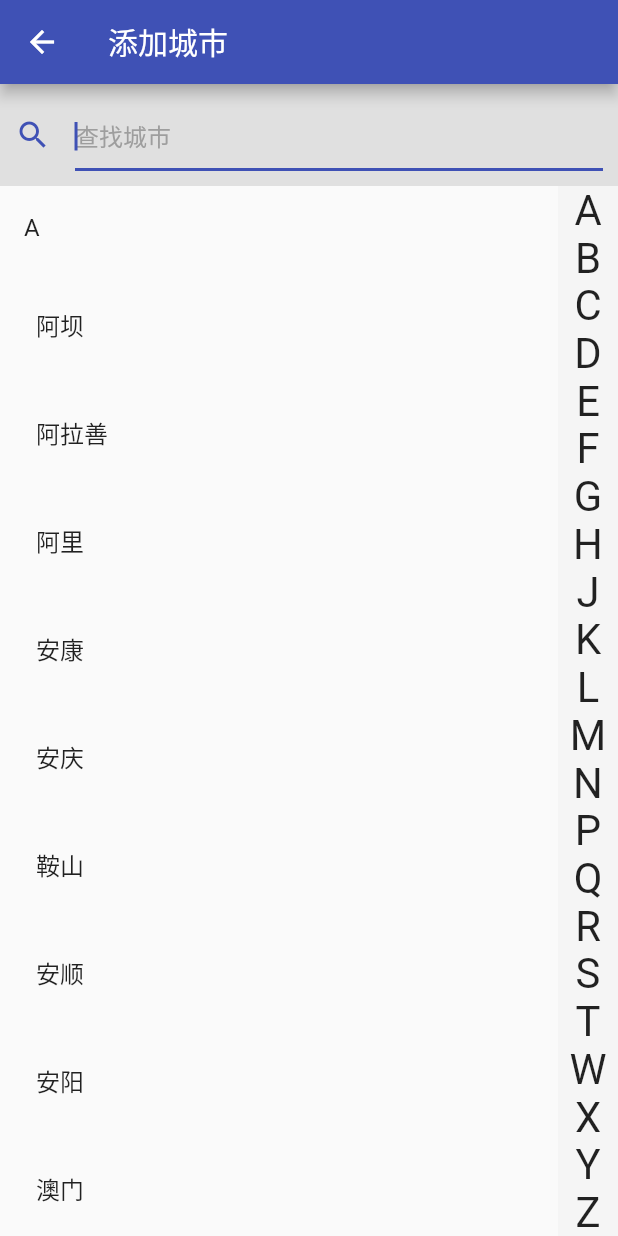
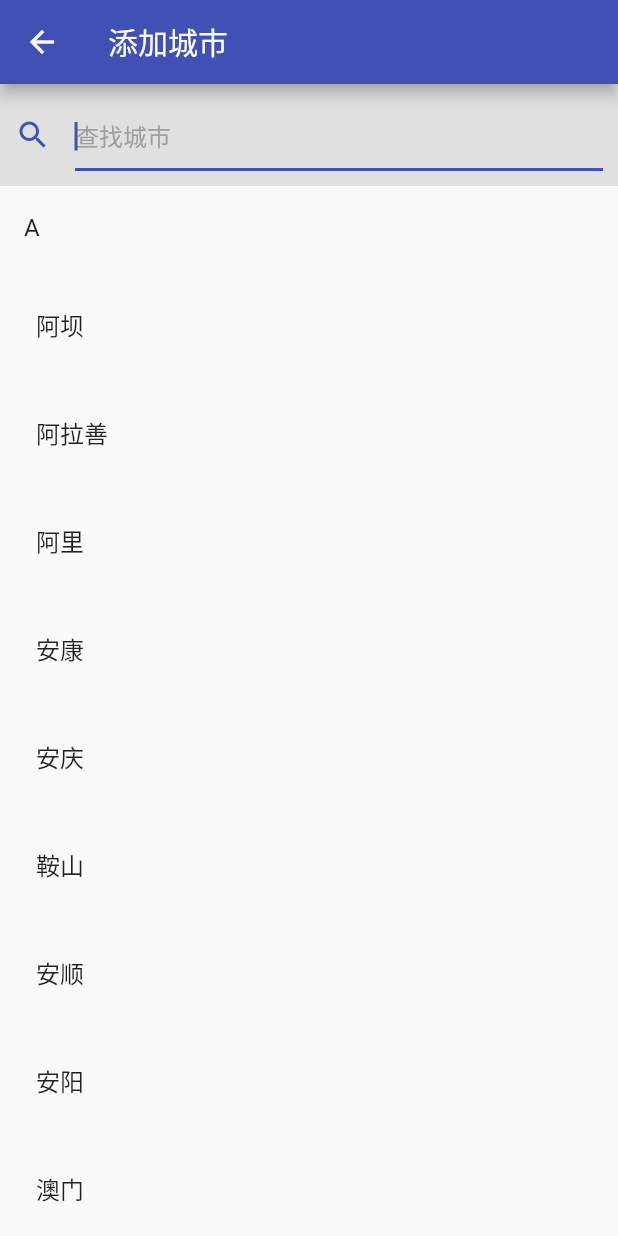
Before and after one commit to icefee/simple_weather, a Flutter app: the CityList screen opened directly, on a phone screen of 412 x 824 dp. Run offline on Flutter 3.47's test engine with Material 2 defaults, Android fonts, the phone set to English and light mode, and no system bars; our stand-ins replace permission_handler; missing offline and left inert: amap_flutter_location.

Commit message:
优化城市列表的展示

```diff
--- a/lib/pages/city_list.dart
+++ b/lib/pages/city_list.dart
@@ -99,6 +99,11 @@ class _CityList extends State<CityList> {
               child: Builder(
                 builder: (context) {
                   List<dynamic> __cities = filtered(_citys);
+                  if (__cities.isEmpty) {
+                    return Center(
+                      child: Text('暂无满足条件的城市.'),
+                    );
+                  }
                   return Stack(
                     children: [
                       Scrollbar(
@@ -128,12 +133,13 @@ class _CityList extends State<CityList> {
                             }
                         ),
                       ),
-                      Align(
+                      Offstage(
+                        child: Align(
                           alignment: Alignment.centerRight,
                           child: Container(
                             child: LayoutBuilder(
                               builder: (context, constraints) {
-                              if (__cities.length == 0) {
+                                if (__cities.isEmpty) {
                                   return Container();
                                 }
                                 return FittedBox(
@@ -162,6 +168,8 @@ class _CityList extends State<CityList> {
                             color: Colors.grey[100],
                           ),
                         ),
+                        offstage: _keyword.isEmpty,
+                      ),
                       Align(
                         alignment: Alignment.center,
                         child: Offstage(
```
Lines whose indentation alone changed are shown as unchanged.
